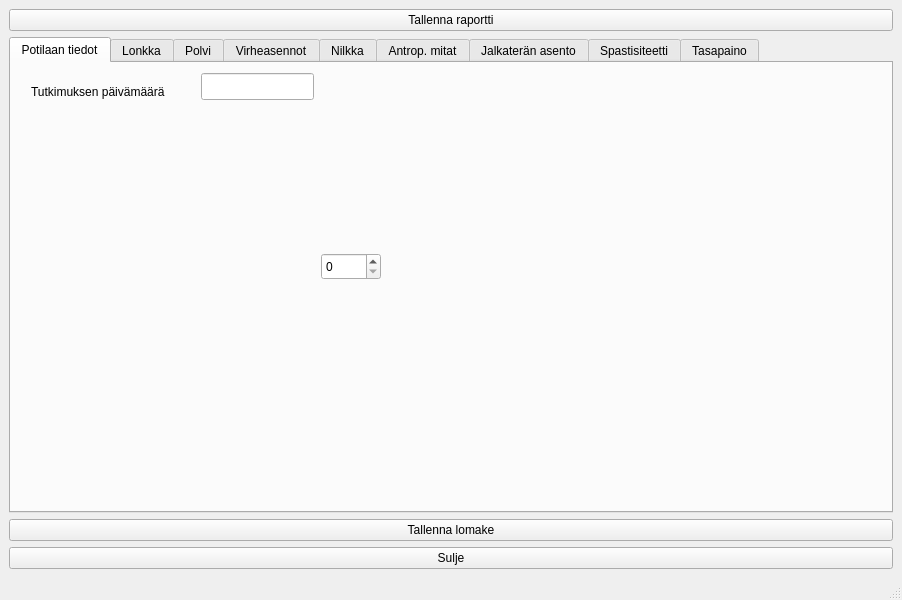
First picture: the form in tabbed_design.ui, repository jjnurminen/liikelaaj, before the edit.
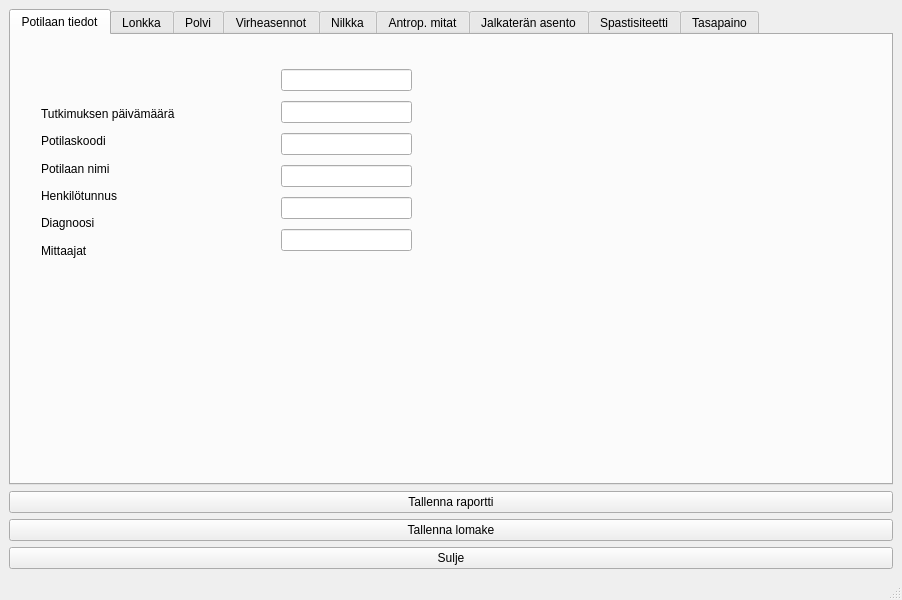
Second picture: the form after the edit.

Commit message: tabbed design wip

```diff
--- a/tabbed_design.ui
+++ b/tabbed_design.ui
@@ -15,13 +15,6 @@
   </property>
   <widget class="QWidget" name="centralwidget">
    <layout class="QVBoxLayout" name="verticalLayout">
-    <item>
-     <widget class="QPushButton" name="btnTallenna">
-      <property name="text">
-       <string>Tallenna raportti</string>
-      </property>
-     </widget>
-    </item>
     <item>
      <widget class="QTabWidget" name="tabWidget">
       <property name="currentIndex">
@@ -31,38 +24,92 @@
        <attribute name="title">
         <string>Potilaan tiedot</string>
        </attribute>
-       <widget class="QSpinBox" name="spinBox">
+       <widget class="QWidget" name="">
         <property name="geometry">
          <rect>
-          <x>310</x>
-          <y>190</y>
-          <width>60</width>
-          <height>27</height>
+          <x>30</x>
+          <y>70</y>
+          <width>168</width>
+          <height>154</height>
          </rect>
         </property>
+        <layout class="QGridLayout" name="gridLayout">
+         <property name="verticalSpacing">
+          <number>10</number>
+         </property>
+         <item row="1" column="0">
+          <widget class="QLabel" name="label_2">
+           <property name="text">
+            <string>Potilaskoodi</string>
+           </property>
+          </widget>
+         </item>
+         <item row="3" column="0">
+          <widget class="QLabel" name="label_4">
+           <property name="text">
+            <string>Henkilötunnus</string>
+           </property>
+          </widget>
+         </item>
+         <item row="2" column="0">
+          <widget class="QLabel" name="label_3">
+           <property name="text">
+            <string>Potilaan nimi</string>
+           </property>
+          </widget>
+         </item>
+         <item row="4" column="0">
+          <widget class="QLabel" name="label_5">
+           <property name="text">
+            <string>Diagnoosi</string>
+           </property>
+          </widget>
+         </item>
+         <item row="5" column="0">
+          <widget class="QLabel" name="label_6">
+           <property name="text">
+            <string>Mittaajat</string>
+           </property>
+          </widget>
+         </item>
+         <item row="0" column="0">
+          <widget class="QLabel" name="label">
+           <property name="text">
+            <string>Tutkimuksen päivämäärä</string>
+           </property>
+          </widget>
+         </item>
+        </layout>
        </widget>
-       <widget class="QLineEdit" name="lineEdit">
+       <widget class="QWidget" name="">
         <property name="geometry">
          <rect>
-          <x>190</x>
-          <y>10</y>
-          <width>113</width>
-          <height>27</height>
+          <x>270</x>
+          <y>30</y>
+          <width>131</width>
+          <height>194</height>
          </rect>
         </property>
-       </widget>
-       <widget class="QLabel" name="label">
-        <property name="geometry">
-         <rect>
-          <x>20</x>
-          <y>20</y>
-          <width>171</width>
-          <height>17</height>
-         </rect>
-        </property>
-        <property name="text">
-         <string>Tutkimuksen päivämäärä</string>
-        </property>
+        <layout class="QGridLayout" name="gridLayout_2">
+         <item row="0" column="0">
+          <widget class="QLineEdit" name="lineEdit_6"/>
+         </item>
+         <item row="1" column="0">
+          <widget class="QLineEdit" name="lineEdit"/>
+         </item>
+         <item row="2" column="0">
+          <widget class="QLineEdit" name="lineEdit_2"/>
+         </item>
+         <item row="3" column="0">
+          <widget class="QLineEdit" name="lineEdit_3"/>
+         </item>
+         <item row="4" column="0">
+          <widget class="QLineEdit" name="lineEdit_4"/>
+         </item>
+         <item row="5" column="0">
+          <widget class="QLineEdit" name="lineEdit_5"/>
+         </item>
+        </layout>
        </widget>
       </widget>
       <widget class="QWidget" name="tabLonkka">
@@ -107,6 +154,13 @@
       </widget>
      </widget>
     </item>
+    <item>
+     <widget class="QPushButton" name="btnTallenna">
+      <property name="text">
+       <string>Tallenna raportti</string>
+      </property>
+     </widget>
+    </item>
     <item>
      <widget class="QPushButton" name="btnTallennaLom">
       <property name="text">
```
Left out of the diff: 2 changed lines with no effect on the pictures.
